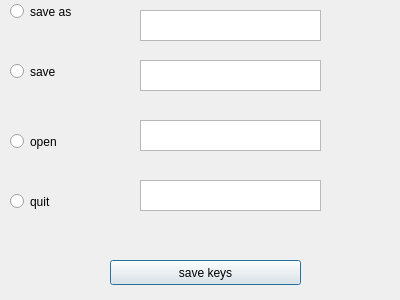
Before: the Qt Designer form Lesson3/Lesson3/choosekeys.ui in Eugene636/Qt_repo, drawn with Qt 5.
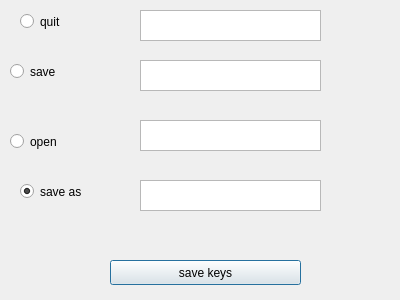
After: the same form once the commit is applied.

```diff
--- a/Lesson3/Lesson3/choosekeys.ui
+++ b/Lesson3/Lesson3/choosekeys.ui
@@ -16,8 +16,8 @@
   <widget class="QRadioButton" name="save_as">
    <property name="geometry">
     <rect>
-     <x>10</x>
-     <y>0</y>
+     <x>20</x>
+     <y>180</y>
      <width>112</width>
      <height>23</height>
     </rect>
@@ -25,6 +25,9 @@
    <property name="text">
     <string>save as</string>
    </property>
+   <property name="checked">
+    <bool>true</bool>
+   </property>
   </widget>
   <widget class="QRadioButton" name="save">
    <property name="geometry">
@@ -55,8 +58,8 @@
   <widget class="QRadioButton" name="quit">
    <property name="geometry">
     <rect>
-     <x>10</x>
-     <y>190</y>
+     <x>20</x>
+     <y>10</y>
      <width>112</width>
      <height>23</height>
     </rect>
```
